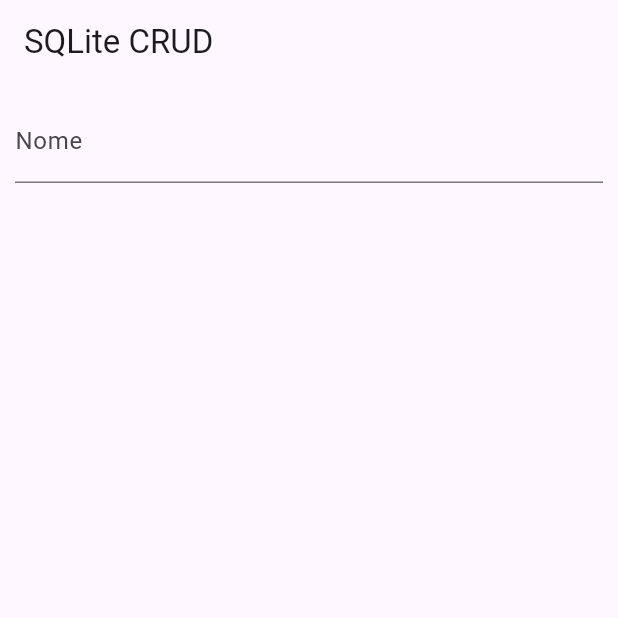
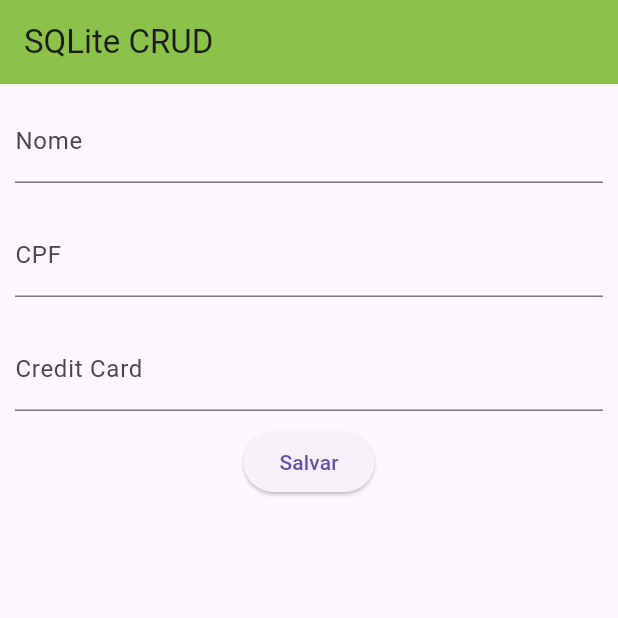
Before and after one commit to victorvmalves/bdflutter-aula, a Flutter app: the screen it shows after launch, on a phone screen of 412 x 824 dp, the top half of it. Run offline on Flutter 3.47's test engine with Material 3 defaults, Android fonts, the phone set to English and light mode, and no system bars; our stand-ins replace sqflite; accounts and stored records are empty.

Commit message:
versao quase final

```diff
--- a/lib/main.dart
+++ b/lib/main.dart
@@ -1,3 +1,5 @@
+import 'package:bdflutter/Pessoa.dart';
+import 'package:bdflutter/PessoaDAO.dart';
 import 'package:flutter/material.dart';
 
 void main() {
@@ -10,12 +12,13 @@
   // This widget is the root of your application.
   @override
   Widget build(BuildContext context) {
-    return MaterialApp(
+    return const MaterialApp(
       title: "SQLite CRUD",
       home: Pagina1(),
     );
   }
 }
+
 class Pagina1 extends StatefulWidget {
   const Pagina1({super.key});
 
@@ -24,20 +27,127 @@
 }
 
 class _Pagina1State extends State<Pagina1> {
+  final PessoaDAO _pessoaDAO = PessoaDAO();
+
+  final TextEditingController _nomeController = TextEditingController();
+  final TextEditingController _cpfController = TextEditingController();
+  final TextEditingController _cartaoController = TextEditingController();
+
+  List<Pessoa> _listaPessoas = [];
+  Pessoa? _pessoaAtual;
+
+  void _salvarOuEditar() async {
+    if (_pessoaAtual == null) {
+      //inserir novo
+
+      await _pessoaDAO.insertPessoa(Pessoa(
+        nome: _nomeController.text,
+        cpf: _cpfController.text,
+        creditcard: _cartaoController.text,
+      ));
+
+    } else {
+      //atualizar existente
+      _pessoaAtual!.nome = _nomeController.text;
+      _pessoaAtual!.cpf = _nomeController.text;
+      _pessoaAtual!.creditcard = _cartaoController.text;
+      await _pessoaDAO.updatePessoa(_pessoaAtual!);
+    }
+    _nomeController.clear();
+    _cpfController.clear();
+    _cartaoController.clear();
+    setState(() {
+      _pessoaAtual = null;
+    });
+    _loadPessoas();
+  }
+
+  @override
+  void initState() {
+    super.initState();
+    _loadPessoas();
+  }
+
+  void _editarPessoa(Pessoa pessoa) {
+    setState(() {
+      _pessoaAtual = pessoa;
+      _nomeController.text = pessoa.nome;
+      _cpfController.text = pessoa.cpf;
+      _cartaoController.text = pessoa.creditcard;
+    });
+  }
+
+  void _deletePessoa(int index) async {
+    await _pessoaDAO.deletePessoa(Pessoa(
+      id: index,
+      nome: '',
+      cpf: '',
+      creditcard: '',
+    ));
+    _loadPessoas();
+  }
+
+  void _loadPessoas() async {
+    List<Pessoa> listaTemp = await _pessoaDAO.selectPessoas();
+    setState(() {
+      _listaPessoas = listaTemp;
+    });
+  }
+
   @override
   Widget build(BuildContext context) {
     return Scaffold(
       appBar: AppBar(
-        title: Text('SQLite CRUD'),
+        title: const Text('SQLite CRUD'),
+        backgroundColor: Colors.lightGreen,
       ),
-      body: const Column(
+      body: Column(
         children: [
-          Padding(padding: EdgeInsets.all(10.0),
-          child: TextField(
-            decoration: InputDecoration(
-              labelText: 'Nome'
+          Padding(
+            padding: const EdgeInsets.all(10.0),
+            child: TextField(
+              controller: _nomeController,
+              decoration: const InputDecoration(labelText: 'Nome'),
             ),
-          )),
+          ),
+          Padding(
+            padding: const EdgeInsets.all(10.0),
+            child: TextField(
+              controller: _cpfController,
+              decoration: const InputDecoration(labelText: 'CPF'),
+            ),
+          ),
+          Padding(
+            padding: const EdgeInsets.all(10.0),
+            child: TextField(
+              controller: _cartaoController,
+              decoration: const InputDecoration(labelText: 'Credit Card'),
+            ),
+          ),
+          ElevatedButton(
+            onPressed: _salvarOuEditar,
+            child: Text(_pessoaAtual == null ? 'Salvar' : 'Atualizar'),
+          ),
+          Expanded(
+            child: ListView.builder(
+              itemCount: _listaPessoas.length,
+              itemBuilder: (context, index) {
+                final Pessoa pessoa = _listaPessoas[index];
+                return ListTile(
+                  title: Text('Nome: ${pessoa.nome} - CPF: ${pessoa.cpf}'),
+                  trailing: IconButton(
+                    onPressed: () {
+                      _deletePessoa(pessoa.id!);
+                    },
+                    icon: const Icon(Icons.delete),
+                  ),
+                  onTap: () {
+                    _editarPessoa(pessoa);
+                  },
+                );
+              },
+            ),
+          )
         ],
       ),
     );
```
